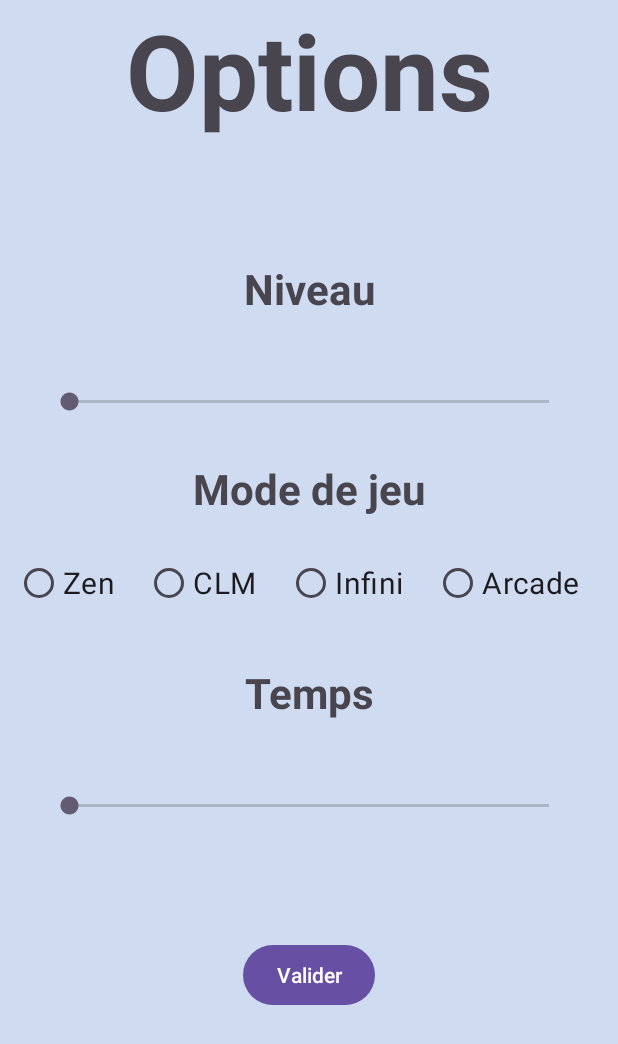
After one commit to nehm33/android_calcul, an Android app: the fragment OptionsFragment shown on its own in the app's theme, on a phone screen of 412 x 824 dp. The commit adds this screen. Shown: the top 1044 px of the screen. Run offline under Robolectric (Android 15) with nearby library versions, the phone set to English and light mode, and no system bars.

Commit message:
Add options fragment user interface

```diff
--- /dev/null
+++ b/app/src/main/java/com/platydev/calculmental/ui/OptionsFragment.java
@@ -0,0 +1,40 @@
+package com.platydev.calculmental.ui;
+
+import android.os.Bundle;
+
+import androidx.fragment.app.Fragment;
+
+import android.view.LayoutInflater;
+import android.view.View;
+import android.view.ViewGroup;
+
+import com.platydev.calculmental.R;
+
+/**
+ * A simple {@link Fragment} subclass.
+ * Use the {@link OptionsFragment#newInstance} factory method to
+ * create an instance of this fragment.
+ */
+public class OptionsFragment extends Fragment {
+
+    public OptionsFragment() {
+        // Required empty public constructor
+    }
+
+
+    public static OptionsFragment newInstance() {
+        return new OptionsFragment();
+    }
+
+    @Override
+    public void onCreate(Bundle savedInstanceState) {
+        super.onCreate(savedInstanceState);
+    }
+
+    @Override
+    public View onCreateView(LayoutInflater inflater, ViewGroup container,
+                             Bundle savedInstanceState) {
+        // Inflate the layout for this fragment
+        return inflater.inflate(R.layout.fragment_options, container, false);
+    }
+}
--- /dev/null
+++ b/app/src/main/res/layout/fragment_options.xml
@@ -0,0 +1,121 @@
+<?xml version="1.0" encoding="utf-8"?>
+<LinearLayout xmlns:android="http://schemas.android.com/apk/res/android"
+    xmlns:tools="http://schemas.android.com/tools"
+    android:layout_width="match_parent"
+    android:layout_height="match_parent"
+    android:background="@color/blue_grey"
+    tools:context=".ui.OptionsFragment"
+    android:orientation="vertical"
+    android:gravity="center_horizontal">
+
+    <!-- TODO: Update blank fragment layout -->
+    <TextView
+        android:layout_width="match_parent"
+        android:layout_height="wrap_content"
+        android:gravity="center"
+        android:textSize="70sp"
+        android:textStyle="bold"
+        android:text="@string/options" />
+
+    <TextView
+        android:layout_width="match_parent"
+        android:layout_height="wrap_content"
+        android:gravity="center"
+        android:layout_marginTop="80dp"
+        android:textSize="28sp"
+        android:textStyle="bold"
+        android:text="@string/niveau"/>
+
+    <TextView
+        android:layout_width="wrap_content"
+        android:layout_height="wrap_content"
+        android:id="@+id/levelTextView"
+        android:textSize="20sp"
+        android:textStyle="bold"
+        android:layout_marginHorizontal="30dp"
+        android:layout_marginVertical="10dp"/>
+
+    <SeekBar
+        android:layout_width="match_parent"
+        android:layout_height="wrap_content"
+        android:id="@+id/levelSeekBar"
+        android:layout_marginHorizontal="30dp"/>
+
+    <TextView
+        android:layout_width="match_parent"
+        android:layout_height="wrap_content"
+        android:gravity="center"
+        android:layout_marginTop="30dp"
+        android:textSize="28sp"
+        android:textStyle="bold"
+        android:text="@string/mode"/>
+
+    <RadioGroup
+        android:layout_width="match_parent"
+        android:layout_height="wrap_content"
+        android:layout_marginTop="20dp"
+        android:orientation="horizontal">
+
+        <RadioButton
+            android:layout_width="wrap_content"
+            android:layout_height="wrap_content"
+            android:layout_marginHorizontal="10dp"
+            android:textSize="20sp"
+            android:text="@string/zen"/>
+
+        <RadioButton
+            android:layout_width="wrap_content"
+            android:layout_height="wrap_content"
+            android:layout_marginHorizontal="10dp"
+            android:textSize="20sp"
+            android:text="@string/clm"/>
+
+        <RadioButton
+            android:layout_width="wrap_content"
+            android:layout_height="wrap_content"
+            android:layout_marginHorizontal="10dp"
+            android:textSize="20sp"
+            android:text="@string/infini"/>
+
+        <RadioButton
+            android:layout_width="wrap_content"
+            android:layout_height="wrap_content"
+            android:layout_marginHorizontal="10dp"
+            android:textSize="20sp"
+            android:text="@string/arcade"/>
+    </RadioGroup>
+
+    <TextView
+        android:layout_width="match_parent"
+        android:layout_height="wrap_content"
+        android:gravity="center"
+        android:layout_marginTop="30dp"
+        android:textSize="28sp"
+        android:textStyle="bold"
+        android:text="@string/temps"/>
+
+    <TextView
+        android:layout_width="wrap_content"
+        android:layout_height="wrap_content"
+        android:id="@+id/timeTextView"
+        android:textSize="20sp"
+        android:textStyle="bold"
+        android:layout_marginHorizontal="30dp"
+        android:layout_marginVertical="10dp"/>
+
+    <SeekBar
+        android:layout_width="match_parent"
+        android:layout_height="wrap_content"
+        android:id="@+id/timeSeekBar"
+        android:layout_marginHorizontal="30dp"/>
+
+    <Button
+        android:layout_width="wrap_content"
+        android:layout_height="wrap_content"
+        android:id="@+id/validButton"
+        android:padding="10dp"
+        android:layout_marginTop="80dp"
+        android:text="@string/valider"/>
+
+
+</LinearLayout>
--- a/app/src/main/res/layout/fragment_welcome.xml
+++ b/app/src/main/res/layout/fragment_welcome.xml
@@ -26,8 +26,6 @@
         app:layout_constraintRight_toRightOf="parent"
         app:layout_constraintTop_toTopOf="parent"
         app:layout_constraintBottom_toBottomOf="parent"
-
-        android:layout_gravity="center"
         android:gravity="center"
         android:orientation="vertical"
         tools:context=".ui.WelcomeFragment">
--- a/app/src/main/res/values/colors.xml
+++ b/app/src/main/res/values/colors.xml
@@ -2,4 +2,5 @@
 <resources>
     <color name="black">#FF000000</color>
     <color name="white">#FFFFFFFF</color>
+    <color name="blue_grey">#FFCEDBF0</color>
 </resources>
--- a/app/src/main/res/values/strings.xml
+++ b/app/src/main/res/values/strings.xml
@@ -5,4 +5,12 @@
     <string name="jouer">Jouer</string>
     <string name="options">Options</string>
     <string name="scores">Scores</string>
+    <string name="niveau">Niveau</string>
+    <string name="temps">Temps</string>
+    <string name="mode">Mode de jeu</string>
+    <string name="zen">Zen</string>
+    <string name="clm">CLM</string>
+    <string name="infini">Infini</string>
+    <string name="arcade">Arcade</string>
+    <string name="valider">Valider</string>
 </resources>
```
